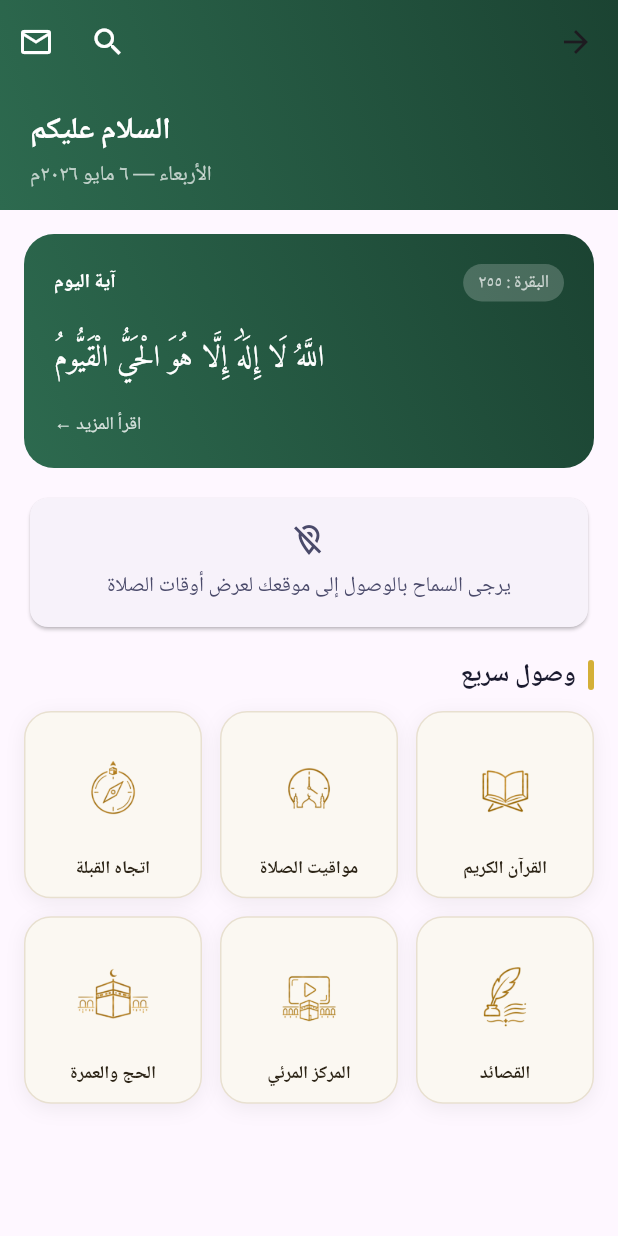
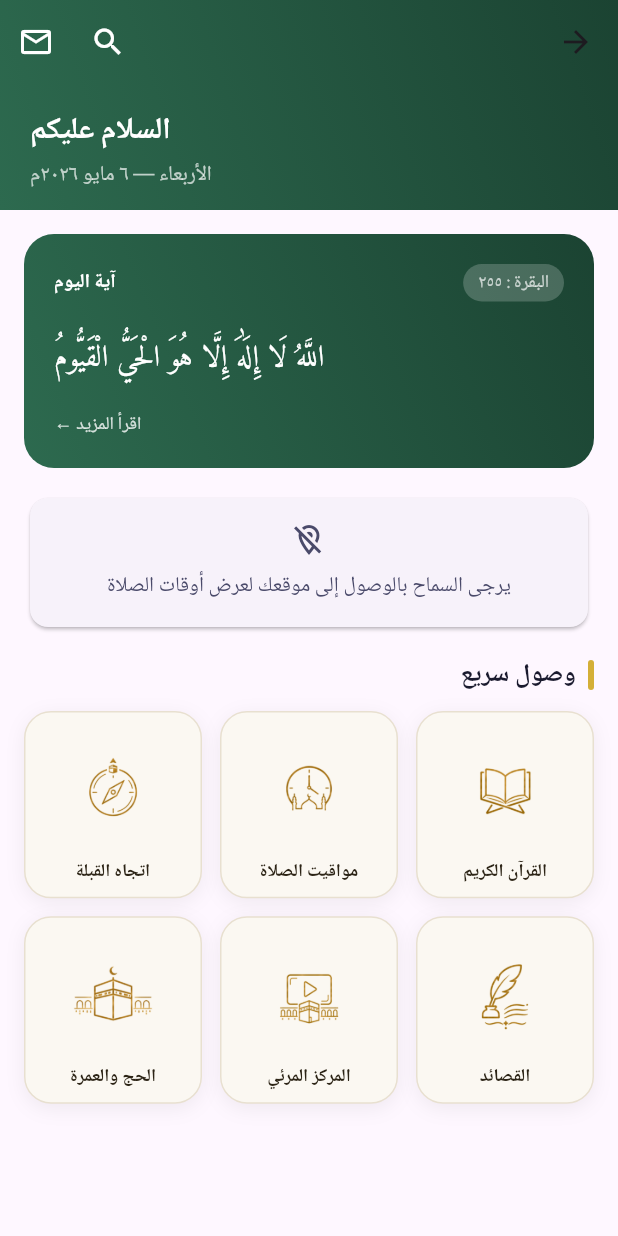
Before and after one commit to azoo1411/Mobile-Islamic-App-, a Flutter app: the HomeScreen screen opened directly, on a phone screen of 412 x 824 dp. Run offline on Flutter 3.47's test engine with Material 3 defaults, Android fonts, the phone set to English and light mode, and no system bars; our stand-ins replace adhan, drift, flutter_local_notifications, flutter_riverpod, flutter_timezone, geolocator and 7 more; accounts and stored records are empty; generated files the repository leaves out were written again.

Commit message:
fix(home): increase quick access icon size by reducing padding
Reduced image padding from (10,12,10,4) to (6,8,6,2) and increased
flex ratio from 7→8 so icons fill more of the card area.

https://claude.ai/code/session_014WZtdF3PBChV4Vg6GaR6kW

```diff
--- a/lib/features/home/presentation/widgets/quick_access_grid.dart
+++ b/lib/features/home/presentation/widgets/quick_access_grid.dart
@@ -92,9 +92,9 @@ class _QuickCardState extends State<_QuickCard> {
             mainAxisAlignment: MainAxisAlignment.center,
             children: [
               Expanded(
-                flex: 7,
+                flex: 8,
                 child: Padding(
-                  padding: const EdgeInsets.fromLTRB(10, 12, 10, 4),
+                  padding: const EdgeInsets.fromLTRB(6, 8, 6, 2),
                   child: Image.asset(
                     item.imagePath,
                     fit: BoxFit.contain,
@@ -102,7 +102,7 @@ class _QuickCardState extends State<_QuickCard> {
                 ),
               ),
               Padding(
-                padding: const EdgeInsets.fromLTRB(6, 0, 6, 10),
+                padding: const EdgeInsets.fromLTRB(6, 0, 6, 8),
                 child: Text(
                   item.label,
                   style: const TextStyle(
```
